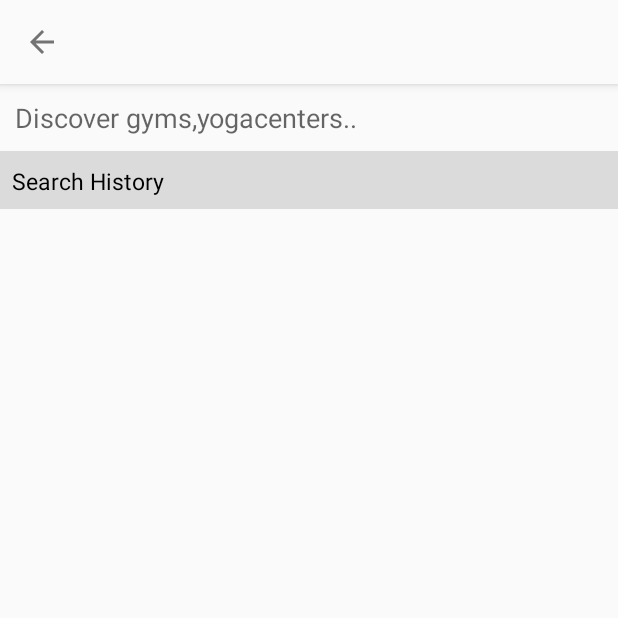
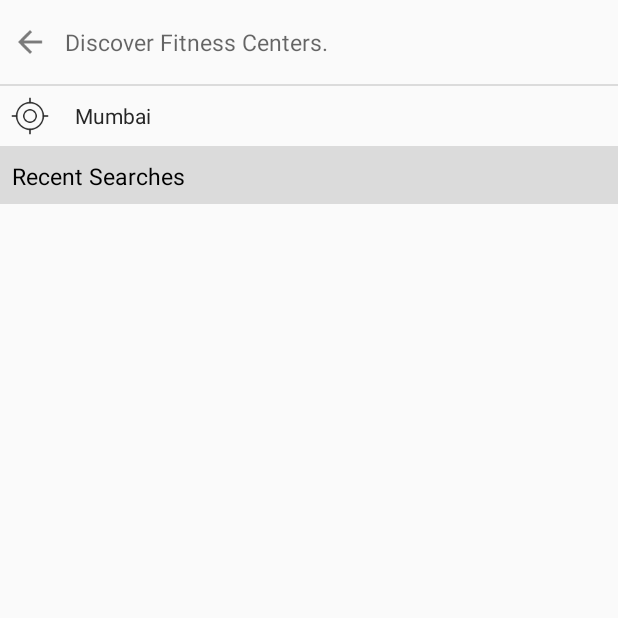
Before and after one commit to ashwinicodetreasure/Fitorto, an Android app: the SearchActivity screen opened directly, with no data from a screen before it, on a phone screen of 412 x 824 dp, the top half of it. Run offline under Robolectric (Android 15) with nearby library versions, the phone set to English and light mode, and no system bars.

Commit message:
search list item ui updated

```diff
--- a/app/src/main/java/com/ct/fitorto/activity/SearchActivity.java
+++ b/app/src/main/java/com/ct/fitorto/activity/SearchActivity.java
@@ -14,6 +14,8 @@ import android.view.inputmethod.EditorInfo;
 import android.widget.AdapterView;
 import android.widget.AutoCompleteTextView;
 import android.widget.Button;
+import android.widget.ImageButton;
+import android.widget.ImageView;
 import android.widget.ListView;
 import android.widget.TextView;
 import android.widget.Toast;
@@ -22,6 +24,7 @@ import com.ct.fitorto.HistoryOpenHelper;
 import com.ct.fitorto.R;
 import com.ct.fitorto.adapter.AutoCompleteAdapter;
 import com.ct.fitorto.adapter.HistoryAdapter;
+import com.ct.fitorto.custom.CustomTextView;
 import com.ct.fitorto.model.JsonResponseKeywords;
 import com.ct.fitorto.model.JsonResponseSearch;
 import com.ct.fitorto.model.Search;
@@ -56,24 +59,20 @@ public class SearchActivity extends AppCompatActivity implements View.OnClickLis
     private Button clear;
     private PreferenceManager preferenceManager;
     private TextView tvLocation;
-    private Toolbar toolbar;
+    private ImageButton ivBack;
 
     @Override
     protected void onCreate(Bundle savedInstanceState) {
         super.onCreate(savedInstanceState);
         setContentView(R.layout.search_activity);
-        toolbar = (Toolbar) findViewById(R.id.toolbar);
-        if (toolbar != null) {
-            setSupportActionBar(toolbar);
-            getSupportActionBar().setTitle("Search");
-            //getSupportActionBar().setHomeButtonEnabled(true);
-            getSupportActionBar().setDisplayHomeAsUpEnabled(true);
-        }
+
         search = (AutoCompleteTextView) findViewById(R.id.edtitem);//searchthrough edittext
         search.setImeOptions(EditorInfo.IME_ACTION_SEARCH);
+        CustomTextView.applyFont(this, search, "Roboto-Regular.ttf");
         clear = (Button) findViewById(R.id.btn_clear);
-        tvLocation = (TextView) toolbar.findViewById(R.id.tvLocation);
-        //clear.setOnClickListener(this);
+        tvLocation = (TextView) findViewById(R.id.tvLocation);
+        ivBack = (ImageButton) findViewById(R.id.ivBack);
+        ivBack.setOnClickListener(this);
         clear.setOnEditorActionListener(new TextView.OnEditorActionListener() {
             @Override
             public boolean onEditorAction(TextView v, int actionId,
@@ -98,12 +97,8 @@ public class SearchActivity extends AppCompatActivity implements View.OnClickLis
             }
         });
 
-        /*searchbtn = (Button) findViewById(R.id.btnSearch);
-        searchbtn.setOnClickListener(this);*/
-        // slist = (ListView) findViewById(R.id.search_list);
         preferenceManager = new PreferenceManager(SearchActivity.this);
         String address = preferenceManager.getPreferenceValues(preferenceManager.ADDRESS);
-
 
         if (!TextUtils.isEmpty(address)) {
             tvLocation.setText(address);
@@ -330,6 +325,9 @@ public class SearchActivity extends AppCompatActivity implements View.OnClickLis
             case R.id.btn_clear:
                 clearsearch();
                 break;
+            case R.id.ivBack:
+                onBackPressed();
+                break;
 
            /*case R.id.btnSearch:
                 //  if(!TextUtils.isEmpty(search.getText().toString())){
--- a/app/src/main/java/com/ct/fitorto/adapter/SearchAdapter.java
+++ b/app/src/main/java/com/ct/fitorto/adapter/SearchAdapter.java
@@ -161,7 +161,7 @@ public class SearchAdapter extends RecyclerView.Adapter<SearchAdapter.ViewHolder
                 imgContainer.setVisibility(View.VISIBLE);
                 setGymImageList(gi);
             } else {
-                imgContainer.setVisibility(View.GONE);
+                imgContainer.setVisibility(View.INVISIBLE);
             }
 
 
--- a/app/src/main/java/com/ct/fitorto/custom/CustomTextView.java
+++ b/app/src/main/java/com/ct/fitorto/custom/CustomTextView.java
@@ -3,6 +3,8 @@ package com.ct.fitorto.custom;
 import android.content.Context;
 import android.graphics.Typeface;
 import android.util.AttributeSet;
+import android.view.View;
+import android.view.ViewGroup;
 import android.widget.TextView;
 
 /**
@@ -39,4 +41,18 @@ android:fontFamily="sans-serif-medium"
 
     }
 
+    public static void applyFont(final Context context, final View root, final String fontName) {
+        try {
+            if (root instanceof ViewGroup) {
+                ViewGroup viewGroup = (ViewGroup) root;
+                for (int i = 0; i < viewGroup.getChildCount(); i++)
+                    applyFont(context, viewGroup.getChildAt(i), fontName);
+            } else if (root instanceof TextView)
+                ((TextView) root).setTypeface(Typeface.createFromAsset(context.getAssets(), fontName));
+        } catch (Exception e) {
+            //Log.e(TAG, String.format("Error occured when trying to apply %s font for %s view", fontName, root));
+            e.printStackTrace();
+        }
+    }
+
 }
--- a/app/src/main/java/com/ct/fitorto/fragments/AboutFragment.java
+++ b/app/src/main/java/com/ct/fitorto/fragments/AboutFragment.java
@@ -23,6 +23,7 @@ import java.util.ArrayList;
  * Created by Ashwini on 6/23/2016.
  */
 public class AboutFragment extends BaseFragment {
+
     private LinearLayoutManager llayout, llayout1;
     private ArrayList<Gym> data;
     private ArrayList<ProgressDetail> carddata = new ArrayList<>();
--- a/app/src/main/res/layout/list_item_fitness_center_image.xml
+++ b/app/src/main/res/layout/list_item_fitness_center_image.xml
@@ -3,8 +3,8 @@
 
 <ImageView xmlns:android="http://schemas.android.com/apk/res/android"
     android:id="@+id/ivGymCenter"
-    android:layout_width="45dp"
-    android:layout_height="45dp"
+    android:layout_width="40dp"
+    android:layout_height="40dp"
     android:layout_marginLeft="10dp"
     android:scaleType="centerCrop"
     android:src="@drawable/ic_gymnasium" />
--- a/app/src/main/res/layout/search_activity.xml
+++ b/app/src/main/res/layout/search_activity.xml
@@ -5,53 +5,31 @@
     android:layout_height="match_parent"
     android:orientation="vertical">
 
-    <android.support.design.widget.AppBarLayout
-        android:layout_width="match_parent"
-        android:layout_height="wrap_content"
-        android:theme="@style/AppTheme.AppBarOverlay">
-
-        <android.support.v7.widget.Toolbar
-            android:id="@+id/toolbar"
-            android:layout_width="match_parent"
-            android:layout_height="?attr/actionBarSize"
-            android:background="?attr/colorPrimary"
-            android:theme="@style/AppTheme.PopupOverlay"
-            app:popupTheme="@style/AppTheme.PopupOverlay">
-
-            <RelativeLayout
-                android:layout_width="wrap_content"
-                android:layout_height="wrap_content">
-
-                <com.ct.fitorto.custom.CustomTextView
-                    android:id="@+id/tvLocation"
-                    android:layout_width="wrap_content"
-                    android:layout_height="wrap_content"
-                    android:layout_alignParentRight="true"
-                    android:layout_marginRight="@dimen/margin_small"
-                    android:gravity="center"
-                    android:text=" "
-                    android:textColor="@color/colorText" />
-            </RelativeLayout>
-        </android.support.v7.widget.Toolbar>
-
-    </android.support.design.widget.AppBarLayout>
-
     <LinearLayout
         android:layout_width="match_parent"
         android:layout_height="wrap_content"
-        android:orientation="horizontal">
+        android:orientation="horizontal"
+        android:transitionName="@string/search_transition">
+
+        <ImageButton
+            android:id="@+id/ivBack"
+            android:layout_width="40dp"
+            android:layout_height="40dp"
+            android:layout_gravity="center_vertical"
+            android:background="@android:color/transparent"
+            android:src="@drawable/ic_action_navigation_arrow_back"
+            android:tint="@color/selectedTab" />
 
         <AutoCompleteTextView
             android:id="@+id/edtitem"
             android:layout_width="match_parent"
-            android:layout_height="wrap_content"
+            android:layout_height="?attr/actionBarSize"
             android:layout_gravity="center_horizontal"
             android:background="@android:color/transparent"
-            android:drawableTint="#dbdbdb"
-            android:hint="Discover gyms,yogacenters.."
-            android:padding="10dp"
+            android:hint="Discover Fitness Centers."
+            android:padding="3dp"
             android:singleLine="true"
-            android:textSize="18dp" />
+            android:textSize="15dp" />
 
         <Button
             android:id="@+id/btn_clear"
@@ -68,12 +46,45 @@
         android:layout_height="2px"
         android:background="#dbdbdb" />
 
+    <LinearLayout
+        android:layout_width="match_parent"
+        android:layout_height="wrap_content">
+
+        <ImageView
+            android:id="@+id/ivLocation"
+            android:layout_width="40dp"
+            android:layout_height="40dp"
+            android:layout_gravity="center_vertical"
+            android:background="@android:color/transparent"
+            android:padding="5dp"
+            android:src="@drawable/ic_current_location"
+            android:tint="@color/selectedTab" />
+
+        <com.ct.fitorto.custom.CustomTextView
+            android:id="@+id/tvLocation"
+            android:layout_width="match_parent"
+            android:layout_height="wrap_content"
+            android:layout_alignParentRight="true"
+            android:layout_gravity="center_vertical"
+            android:drawablePadding="@dimen/margin_small"
+            android:gravity="center_vertical"
+            android:padding="10dp"
+            android:text="Mumbai"
+            android:textColor="@color/colorText" />
+    </LinearLayout>
+
+
+    <View
+        android:layout_width="match_parent"
+        android:layout_height="2px"
+        android:background="#dbdbdb" />
+
     <com.ct.fitorto.custom.CustomTextView
         android:layout_width="match_parent"
         android:layout_height="wrap_content"
         android:background="#dbdbdb"
         android:padding="8dp"
-        android:text="Search History"
+        android:text="Recent Searches"
         android:textColor="#000000"
         android:textSize="15dp" />
 
```
Also changed, not shown: app/src/main/java/com/ct/fitorto/fragments/DiscoverFragment.java (+14 -3 lines), app/src/main/java/com/ct/fitorto/object/FeedObject.java (deleted, +0 -81 lines), app/src/main/java/com/ct/fitorto/object/ItemObject.java (deleted, +0 -49 lines), app/src/main/java/com/ct/fitorto/object/ProfileObject.java (deleted, +0 -36 lines), app/src/main/res/layout/discover_fragment.xml (+15 -6 lines), app/src/main/res/layout/search_result_layout.xml (+43 -36 lines), app/src/main/res/drawable-hdpi/ic_current_location.png (added).
